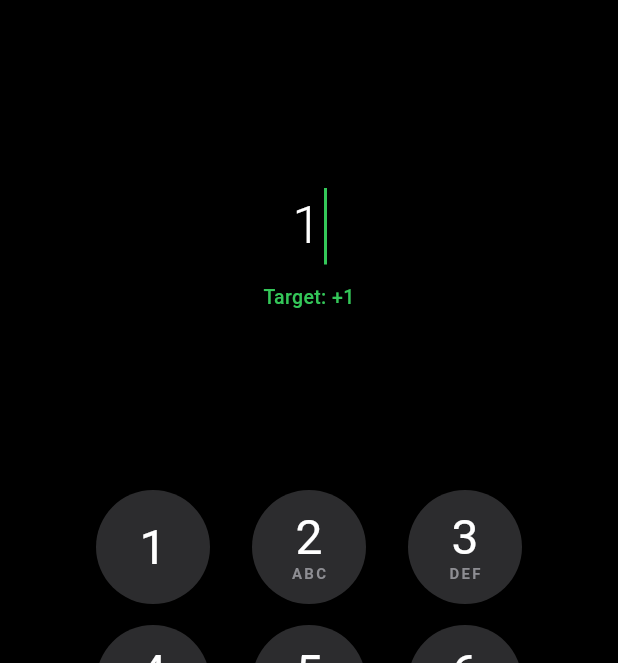
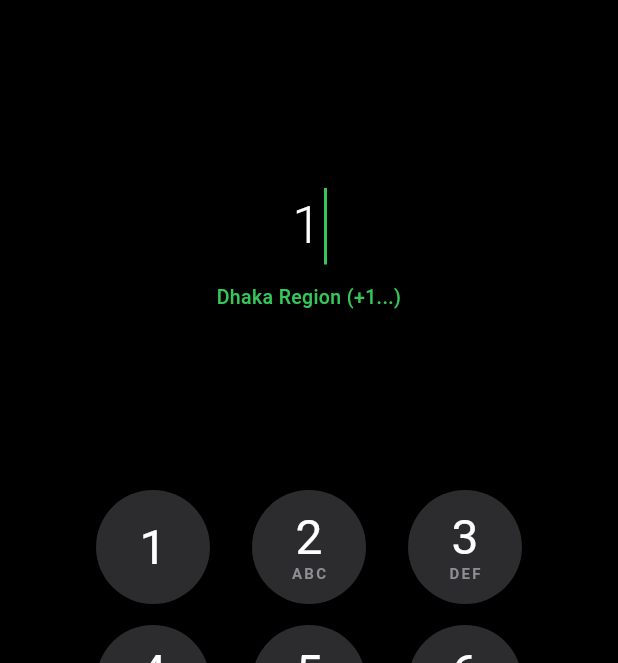
Before and after one commit to jimhpar/IntraCom, a Flutter app: the DialerScreen screen opened directly, after a tap on an icon or button, on a phone screen of 412 x 824 dp, the part 50-713 px from its top. Run offline on Flutter 3.47's test engine with Material 3 defaults, Android fonts, the phone set to English and light mode, and no system bars; our stand-ins replace dio, flutter_riverpod, shared_preferences; accounts and stored records are empty.

Commit message:
Add all 64 districts dialing support and configure calling.asf.run domain in Caddy

```diff
--- a/app/lib/screens/dialer/dialer_screen.dart
+++ b/app/lib/screens/dialer/dialer_screen.dart
@@ -29,42 +29,124 @@ class _DialerScreenState extends State<DialerScreen> {
     super.dispose();
   }
 
+  static const Map<int, String> _districtNames = {
+    1: 'Dhaka',
+    2: 'Narsingdi',
+    3: 'Brahmanbaria',
+    4: 'Kishoreganj',
+    5: 'Gazipur',
+    6: 'Manikganj',
+    7: 'Munshiganj',
+    8: 'Narayanganj',
+    9: 'Tangail',
+    10: 'Faridpur',
+    11: 'Gopalganj',
+    12: 'Madaripur',
+    13: 'Rajbari',
+    14: 'Shariatpur',
+    15: 'Chattogram',
+    16: 'Cumilla',
+    17: 'Chandpur',
+    18: "Cox's Bazar",
+    19: 'Feni',
+    20: 'Lakshmipur',
+    21: 'Noakhali',
+    22: 'Rangamati',
+    23: 'Khagrachhari',
+    24: 'Bandarban',
+    25: 'Rajshahi',
+    26: 'Naogaon',
+    27: 'Natore',
+    28: 'Chapainawabganj',
+    29: 'Pabna',
+    30: 'Bogura',
+    31: 'Joypurhat',
+    32: 'Sirajganj',
+    33: 'Khulna',
+    34: 'Bagerhat',
+    35: 'Satkhira',
+    36: 'Jessore',
+    37: 'Magura',
+    38: 'Narail',
+    39: 'Jhenaidah',
+    40: 'Kushtia',
+    41: 'Chuadanga',
+    42: 'Meherpur',
+    43: 'Barishal',
+    44: 'Patuakhali',
+    45: 'Bhola',
+    46: 'Pirojpur',
+    47: 'Jhalokati',
+    48: 'Barguna',
+    49: 'Sylhet',
+    50: 'Moulvibazar',
+    51: 'Habiganj',
+    52: 'Sunamganj',
+    53: 'Rangpur',
+    54: 'Dinajpur',
+    55: 'Thakurgaon',
+    56: 'Panchagarh',
+    57: 'Nilphamari',
+    58: 'Lalmonirhat',
+    59: 'Kurigram',
+    60: 'Gaibandha',
+    61: 'Mymensingh',
+    62: 'Jamalpur',
+    63: 'Sherpur',
+    64: 'Netrokona',
+  };
+
   /// Normalizes any raw input (with or without hyphen, with or without +) into standard call target
   String _normalizeCallNumber(String raw) {
     String s = raw.trim().replaceAll(' ', '');
     if (s.isEmpty) return s;
 
-    // If it's a mobile phone e.g. 017... or +88017...
+    // Mobile phones e.g. 017... or +88017...
     if (s.startsWith('01') || s.startsWith('+8801')) {
       return s;
     }
 
-    // If already in +X-XXXXXXX format
-    if (RegExp(r'^\+[1-9]-\d{7}$').hasMatch(s)) {
+    // 1. If already formatted with hyphen: +X-XXXXXXX or +XX-XXXXXXX or X-XXXXXXX or XX-XXXXXXX
+    final hyphenMatch = RegExp(r'^\+?([1-9][0-9]?)-(\d{7})$').firstMatch(s);
+    if (hyphenMatch != null) {
+      final code = hyphenMatch.group(1)!;
+      final num = hyphenMatch.group(2)!;
+      return '+$code-$num';
+    }
+
+    // 2. If starts with '+':
+    if (s.startsWith('+')) {
+      final digits = s.substring(1);
+      // If 8 digits total after '+': 1-digit code (1-9) + 7-digit number
+      if (digits.length == 8) {
+        return '+${digits[0]}-${digits.substring(1)}';
+      }
+      // If 9 digits total after '+': 2-digit code (10-64) + 7-digit number (e.g. +161234567 -> +16-1234567)
+      if (digits.length == 9) {
+        return '+${digits.substring(0, 2)}-${digits.substring(2)}';
+      }
+      // If 7 digits after '+': default to Dhaka (+1)
+      if (digits.length == 7) {
+        return '+1-$digits';
+      }
       return s;
     }
 
-    // If in X-XXXXXXX format
-    if (RegExp(r'^[1-9]-\d{7}$').hasMatch(s)) {
-      return '+$s';
+    // 3. If purely digits without '+':
+    // 7 digits: e.g. 1111111 or 6860499 -> default to Dhaka (+1)
+    if (s.length == 7 && RegExp(r'^\d{7}$').hasMatch(s)) {
+      return '+1-$s';
+    }
+    // 8 digits: 1-digit code (1-9) + 7-digit number (e.g. 11111111 -> +1-1111111)
+    if (s.length == 8 && RegExp(r'^[1-9]\d{7}$').hasMatch(s)) {
+      return '+${s[0]}-${s.substring(1)}';
+    }
+    // 9 digits: 2-digit code (10-64) + 7-digit number (e.g. 161234567 -> +16-1234567, 257871466 -> +25-7871466)
+    if (s.length == 9 && RegExp(r'^[1-6][0-9]\d{7}$').hasMatch(s)) {
+      return '+${s.substring(0, 2)}-${s.substring(2)}';
     }
 
-    // If in +XXXXXXXX format (8 digits after +)
-    if (RegExp(r'^\+[1-9]\d{7}$').hasMatch(s)) {
-      return '${s.substring(0, 2)}-${s.substring(2)}';
-    }
-
-    // If 8 digits e.g. 11111111 or 16860499
-    if (RegExp(r'^[1-9]\d{7}$').hasMatch(s)) {
-      return '+${s[0]}-${s.substring(1)}';
-    }
-
-    // If 7 digits e.g. 1111111 or 6860499 -> default to Area +1 (Dhaka)
-    if (RegExp(r'^\d{7}$').hasMatch(s)) {
-      return '+1-$s';
-    }
-
-    // If starts with +1... etc.
+    // Fallback: prepend + if missing
     if (!s.startsWith('+') && !s.startsWith('0')) {
       return '+$s';
     }
@@ -73,21 +155,36 @@ class _DialerScreenState extends State<DialerScreen> {
   }
 
   String _getFormattedDisplayHint(String text) {
-    final norm = _normalizeCallNumber(text);
-    if (norm.isEmpty) {
-      return 'Type number or use keypad (e.g. 1111111 or 16860499)';
+    final s = text.trim().replaceAll(' ', '');
+    if (s.isEmpty) {
+      return 'Type number or use keypad (e.g. 1111111 or +16-1234567)';
     }
 
-    if (norm.startsWith('+1-')) {
-      return 'Dhaka Region ($norm)';
-    } else if (norm.startsWith('+2-')) {
-      return 'Narsingdi Region ($norm)';
-    } else if (norm.startsWith('+3-')) {
-      return 'Brahmanbaria Region ($norm)';
-    } else if (norm.startsWith('+')) {
-      return 'Target: $norm';
+    final norm = _normalizeCallNumber(s);
+
+    // If normalized into standard +Code-Number format
+    final match = RegExp(r'^\+([1-9][0-9]?)-(\d{7})$').firstMatch(norm);
+    if (match != null) {
+      final code = int.tryParse(match.group(1)!) ?? 1;
+      final district = _districtNames[code] ?? 'Region $code';
+      return '$district Region ($norm)';
     }
-    return 'Calling: $norm';
+
+    // Live hint while typing partial numbers
+    if (s.startsWith('+')) {
+      final codeStr = s.replaceAll('+', '').split('-').first;
+      final code = int.tryParse(codeStr);
+      if (code != null && _districtNames.containsKey(code)) {
+        return '${_districtNames[code]} Region (+${code}...)';
+      }
+    } else if (s.length <= 2) {
+      final code = int.tryParse(s);
+      if (code != null && _districtNames.containsKey(code)) {
+        return '${_districtNames[code]} Region (+${code}...)';
+      }
+    }
+
+    return 'Target: $norm';
   }
 
   void _insertDigit(String digit) {
```
Also changed, not shown: 2 other files.
